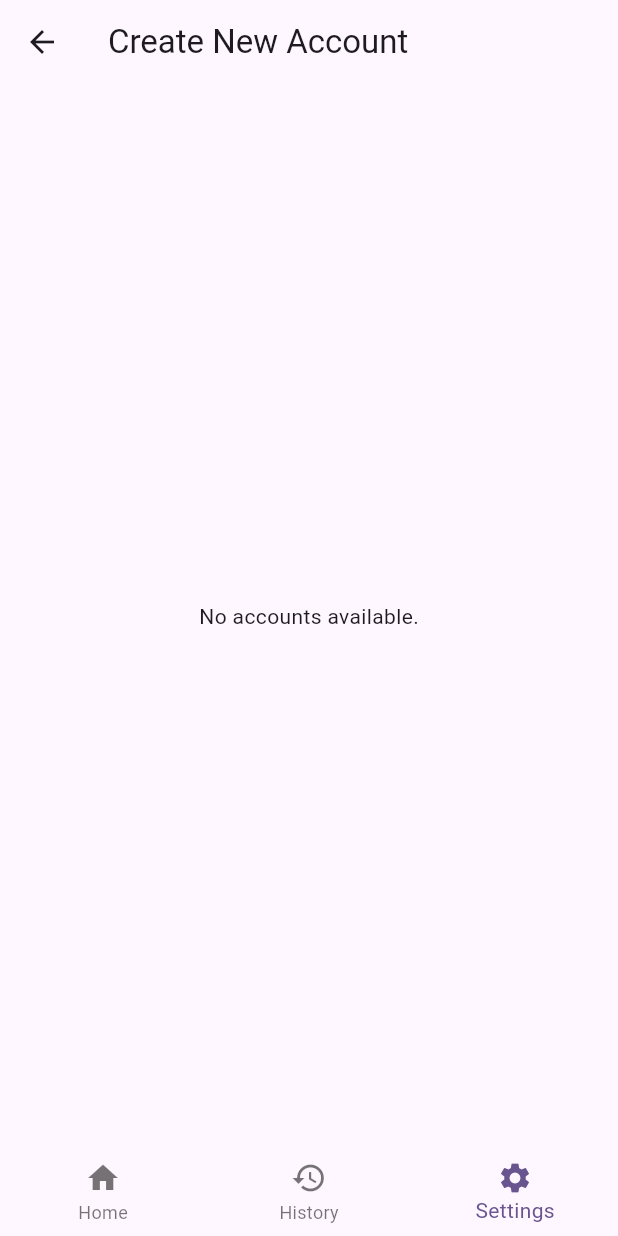
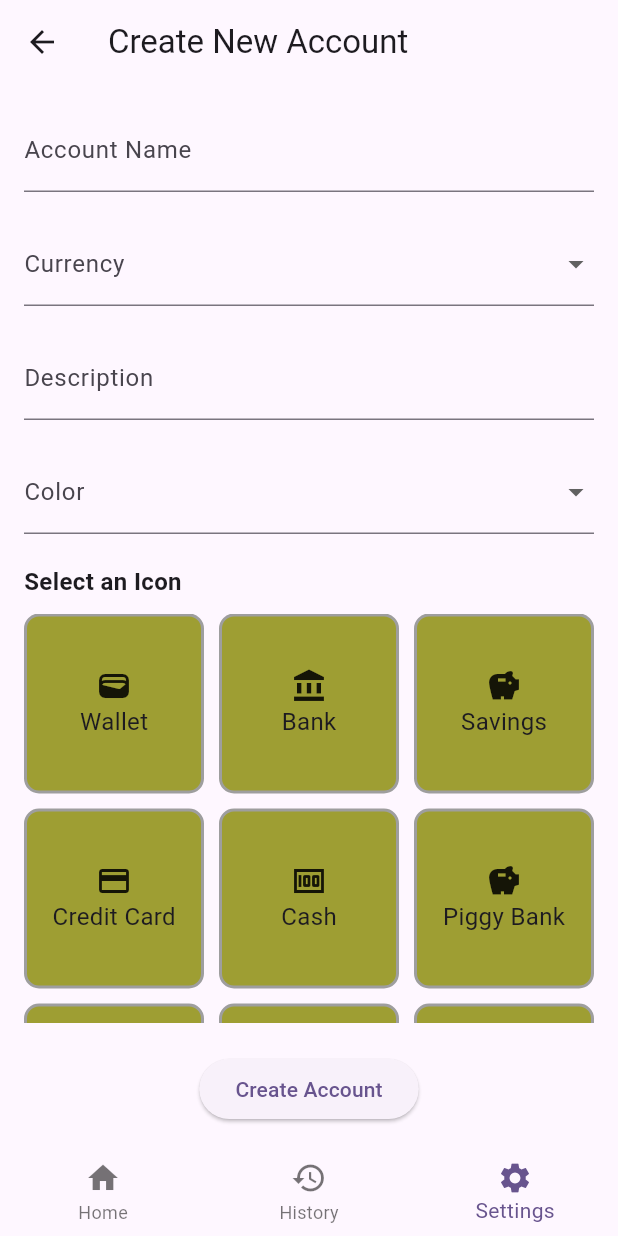
Before and after one commit to Pro-Code-Team/BudgetCap, a Flutter app: the AccountScreen screen opened by its route, on a phone screen of 412 x 824 dp. Run offline on Flutter 3.47's test engine with Material 3 defaults, Android fonts, the phone set to English and light mode, and no system bars; our stand-ins replace equatable, flutter_bloc, flutter_dotenv, go_router, supabase_flutter; accounts and stored records are empty.

Commit message:
feat: enhance account management; add account category selection and update account editing logic

```diff
--- a/lib/config/router/app_router.dart
+++ b/lib/config/router/app_router.dart
@@ -1,3 +1,4 @@
+import 'package:budgetcap/domain/entities/account.dart';
 import 'package:budgetcap/domain/entities/transaction.dart';
 import 'package:budgetcap/presentation/screens/reports/reports_screen.dart';
 import 'package:budgetcap/presentation/screens/screens.dart';
@@ -74,22 +75,21 @@ final appRouter = GoRouter(
                 routes: <RouteBase>[
                   GoRoute(
                       path: '/accounts',
-                      builder: (context, state) {
-                        return AllAccountsScreen();
-                      },
+                      builder: (BuildContext context, GoRouterState state) =>
+                          const AllAccountsScreen(),
                       routes: <RouteBase>[
                         GoRoute(
                           path: '/create',
-                          builder: (context, state) {
-                            return AccountScreen();
-                          },
+                          builder:
+                              (BuildContext context, GoRouterState state) =>
+                                  const AccountScreen(),
                         ),
                         GoRoute(
                           path: '/edit',
-                          builder: (context, state) {
-                            final int accountId = state.extra as int;
+                          builder: (BuildContext context, GoRouterState state) {
+                            final Account account = state.extra as Account;
                             return AccountScreen(
-                              accountId: accountId,
+                              account: account,
                             );
                           },
                         )
--- a/lib/presentation/blocs/account_bloc/account_bloc.dart
+++ b/lib/presentation/blocs/account_bloc/account_bloc.dart
@@ -16,6 +16,7 @@ class AccountBloc extends Bloc<AccountEvent, AccountState> {
     on<AccountFormFieldChanged>(_onFormFieldChanged);
     on<AccountFormSubmitted>(_onFormSubmitted);
     on<AccountFormInitializedValues>(_onFormInitializedValues);
+    on<AccountCategorySelected>(_onCategorySelected);
 
     add(const AccountInitial());
   }
@@ -68,6 +69,11 @@ class AccountBloc extends Bloc<AccountEvent, AccountState> {
     emit(state.copyWith(formData: newFormData));
   }
 
+  void _onCategorySelected(
+      AccountCategorySelected event, Emitter<AccountState> emit) {
+    emit(state.copyWith(selectedIcon: event.iconName));
+  }
+
   Future<void> _onFormSubmitted(
       AccountFormSubmitted event, Emitter<AccountState> emit) async {
     final Map<String, String> formData = state.formData;
--- a/lib/presentation/blocs/account_bloc/account_event.dart
+++ b/lib/presentation/blocs/account_bloc/account_event.dart
@@ -39,3 +39,9 @@ class AccountFormFieldChanged extends AccountEvent {
 }
 
 class AccountFormSubmitted extends AccountEvent {}
+
+class AccountCategorySelected extends AccountEvent {
+  final String iconName;
+
+  AccountCategorySelected({required this.iconName});
+}
--- a/lib/presentation/blocs/account_bloc/account_state.dart
+++ b/lib/presentation/blocs/account_bloc/account_state.dart
@@ -1,6 +1,7 @@
 part of 'account_bloc.dart';
 
 class AccountState extends Equatable {
+  final String selectedIcon;
   final int accountSelected;
   final bool isInProgress;
   final String message;
@@ -9,7 +10,8 @@ class AccountState extends Equatable {
   final Map<String, String> formData;
 
   const AccountState(
-      {this.formData = const {},
+      {this.selectedIcon = '',
+      this.formData = const {},
       this.accountSelected = 1,
       this.isInProgress = false,
       this.message = '',
@@ -23,6 +25,7 @@ class AccountState extends Equatable {
     List<Account>? accounts,
     bool? isSuccess,
     Map<String, String>? formData,
+    String? selectedIcon,
   }) {
     return AccountState(
         isSuccess: isSuccess ?? this.isSuccess,
@@ -31,7 +34,7 @@ class AccountState extends Equatable {
         message: message ?? this.message,
         accounts: accounts ?? this.accounts,
         formData: formData ?? this.formData,
-    );
+        selectedIcon: selectedIcon ?? this.selectedIcon);
   }
 
   @override
@@ -42,5 +45,6 @@ class AccountState extends Equatable {
         accounts,
         isSuccess,
         formData,
+        selectedIcon
       ];
 }
--- a/lib/presentation/screens/account/account_screen.dart
+++ b/lib/presentation/screens/account/account_screen.dart
@@ -6,19 +6,30 @@ import 'package:flutter_bloc/flutter_bloc.dart';
 import 'package:go_router/go_router.dart';
 
 class AccountScreen extends StatelessWidget {
-  final int? accountId;
-  AccountScreen({super.key, this.accountId});
-
-  final GlobalKey<FormState> _formKey = GlobalKey<FormState>();
+  final Account? account;
+  const AccountScreen({super.key, this.account});
 
   @override
   Widget build(BuildContext context) {
     return Scaffold(
       appBar: AppBar(
-        title: Text('${accountId == null ? 'Create New' : 'Edit'} Account'),
+        title: Text('${account == null ? 'Create New' : 'Edit'} Account'),
       ),
       body: SafeArea(
-        child: BlocConsumer<AccountBloc, AccountState>(
+        child: _AccountView(account),
+      ),
+    );
+  }
+}
+
+class _AccountView extends StatelessWidget {
+  const _AccountView(this.account);
+
+  final Account? account;
+
+  @override
+  Widget build(BuildContext context) {
+    return BlocConsumer<AccountBloc, AccountState>(
       listener: (context, state) {
         if (state.isSuccess && !state.isInProgress) {
           // Show success message and navigate back
@@ -40,11 +51,6 @@ class AccountScreen extends StatelessWidget {
         }
       },
       builder: (context, state) {
-            if (state.accounts.isEmpty) {
-              return const Center(
-                child: Text('No accounts available.'),
-              );
-            }
         if (state.isInProgress) {
           // Show CircularProgressIndicator while loading
           return const Center(
@@ -52,20 +58,40 @@ class AccountScreen extends StatelessWidget {
           );
         }
 
-            final Account account =
-                state.accounts.firstWhere((account) => account.id == accountId);
+        return Padding(
+          padding: const EdgeInsets.all(16.0),
+          child: _AccountForm(state: state, account: account),
+        );
+      },
+    );
+  }
+}
 
-            String? selectedCurrency = account.currency;
-            String? selectedColor = account.color;
-            String? selectedIcon = account.icon;
+class _AccountForm extends StatelessWidget {
+  final Account? account;
+  final AccountState state;
+  _AccountForm({required this.state, this.account});
 
-            if (accountId != null) {
+  final GlobalKey<FormState> _formKey = GlobalKey<FormState>();
+
+  @override
+  Widget build(BuildContext context) {
+    String? selectedCurrency;
+    String? selectedColor;
+
+    if (account != null) {
+      selectedCurrency = account!.currency;
+      selectedColor = account!.color;
+      context
+          .read<AccountBloc>()
+          .add(AccountCategorySelected(iconName: account!.icon));
+
       final Map<String, String> initialValues = {
-                'name': account.name,
-                'currency': account.currency,
-                'description': account.description,
-                'color': account.color,
-                'icon': account.icon,
+        'name': account!.name,
+        'currency': account!.currency,
+        'description': account!.description,
+        'color': account!.color,
+        'icon': account!.icon,
       };
       context.read<AccountBloc>().add(
             AccountFormInitializedValues(formData: initialValues),
@@ -73,9 +99,7 @@ class AccountScreen extends StatelessWidget {
     }
     //
     List<String> iconsName = icons.keys.toList();
-            return Padding(
-              padding: const EdgeInsets.all(16.0),
-              child: Form(
+    return Form(
       key: _formKey,
       child: Column(
         crossAxisAlignment: CrossAxisAlignment.start,
@@ -98,7 +122,7 @@ class AccountScreen extends StatelessWidget {
                     fieldValue: value,
                   ));
             },
-                      initialValue: accountId == null ? '' : account.name,
+            initialValue: account == null ? '' : account!.name,
           ),
           const SizedBox(height: 20),
 
@@ -111,8 +135,7 @@ class AccountScreen extends StatelessWidget {
             items: currencies.map((Map<String, String> currency) {
               return DropdownMenuItem(
                 value: currency['currency'],
-                          child: Text(
-                              '${currency['country']} (${currency['currency']})'),
+                child: Text('${currency['country']} (${currency['currency']})'),
               );
             }).toList(),
             onChanged: (String? value) {
@@ -143,8 +166,7 @@ class AccountScreen extends StatelessWidget {
               }
               return null;
             },
-                      initialValue:
-                          accountId == null ? '' : account.description,
+            initialValue: account == null ? '' : account!.description,
             onChanged: (value) {
               context.read<AccountBloc>().add(AccountFormFieldChanged(
                     fieldName: 'description',
@@ -185,40 +207,36 @@ class AccountScreen extends StatelessWidget {
           // Icon Grid
           const Text(
             'Select an Icon',
-                      style:
-                          TextStyle(fontSize: 16, fontWeight: FontWeight.bold),
+            style: TextStyle(fontSize: 16, fontWeight: FontWeight.bold),
           ),
           const SizedBox(height: 10),
           Expanded(
             child: GridView.builder(
-                        gridDelegate:
-                            const SliverGridDelegateWithFixedCrossAxisCount(
+              gridDelegate: const SliverGridDelegateWithFixedCrossAxisCount(
                 crossAxisCount: 3,
                 crossAxisSpacing: 10,
                 mainAxisSpacing: 10,
               ),
               itemCount: icons.length,
               itemBuilder: (context, index) {
-                          final iconName = iconsName[index];
+                final String iconName = iconsName[index];
                 return GestureDetector(
                   onTap: () {
-                              selectedIcon = iconName;
                     context
                         .read<AccountBloc>()
-                                  .add(AccountFormFieldChanged(
-                                    fieldName: 'icon',
-                                    fieldValue: iconName,
-                                  ));
+                        .add(AccountCategorySelected(iconName: iconName));
+
+                    //print(iconName);
                   },
                   child: Container(
                     decoration: BoxDecoration(
-                                color: selectedIcon == iconName
+                      color: iconName == state.selectedIcon
                           ? const Color.fromARGB(255, 173, 70, 228)
                               .withValues(blue: 0.5)
                           : Colors.grey.withValues(blue: 0.2),
                       borderRadius: BorderRadius.circular(10),
                       border: Border.all(
-                                  color: selectedIcon == iconName
+                        color: iconName == state.selectedIcon
                             ? const Color.fromARGB(255, 57, 9, 89)
                             : Colors.grey,
                         width: 2,
@@ -253,24 +271,17 @@ class AccountScreen extends StatelessWidget {
                 } else {
                   ScaffoldMessenger.of(context).showSnackBar(
                     const SnackBar(
-                                content: Text(
-                                    'Please fill out all required fields.'),
+                      content: Text('Please fill out all required fields.'),
                       backgroundColor: Colors.red,
                     ),
                   );
                 }
               },
-                        child: Text(
-                            '${accountId == null ? 'Create' : 'Save'} Account'),
+              child: Text('${account == null ? 'Create' : 'Save'} Account'),
             ),
           ),
         ],
       ),
-              ),
-            );
-          },
-        ),
-      ),
     );
   }
 }
--- a/lib/presentation/screens/account/all_accounts_screen.dart
+++ b/lib/presentation/screens/account/all_accounts_screen.dart
@@ -24,7 +24,7 @@ class AllAccountsScreen extends StatelessWidget {
                 final account = state.accounts[index];
                 return GestureDetector(
                   onTap: () {
-                    context.go('/settings/accounts/edit/', extra: account.id);
+                    context.go('/settings/accounts/edit', extra: account);
                   },
                   child: Card(
                     margin:
--- a/lib/presentation/screens/settings/settings_screen.dart
+++ b/lib/presentation/screens/settings/settings_screen.dart
@@ -1,4 +1,3 @@
-import 'package:budgetcap/config/constants/constants.dart';
 import 'package:flutter/material.dart';
 import 'package:go_router/go_router.dart';
 
@@ -17,13 +16,13 @@ class SettingsScreen extends StatelessWidget {
           child: ListView(children: [
             ListTile(
               onTap: () => context.go("/settings/accounts"),
-              title: Text('Manage Accounts'),
-              leading: Icon(Icons.wallet_membership),
+              title: const Text('Manage Accounts'),
+              leading: const Icon(Icons.wallet_membership),
             ),
             ListTile(
               onTap: () {},
-              title: Text('Edit profile'),
-              leading: Icon(Icons.person_2_outlined),
+              title: const Text('Edit profile'),
+              leading: const Icon(Icons.person_2_outlined),
             )
           ]),
         )));
```
Lines whose indentation alone changed are shown as unchanged.
